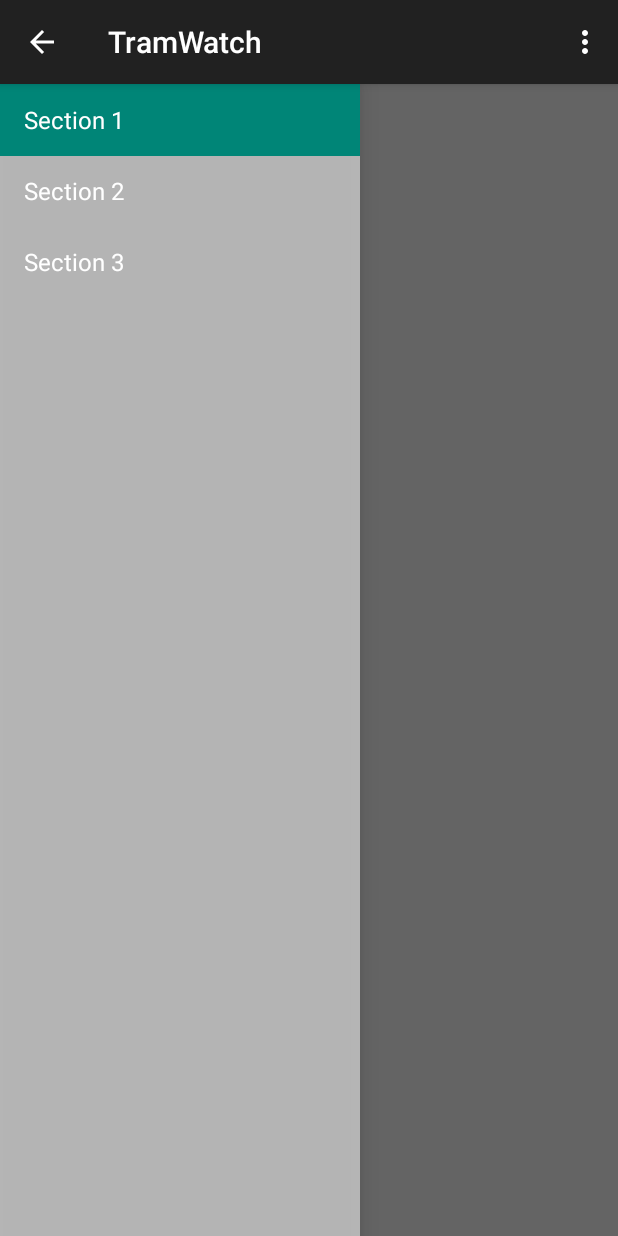
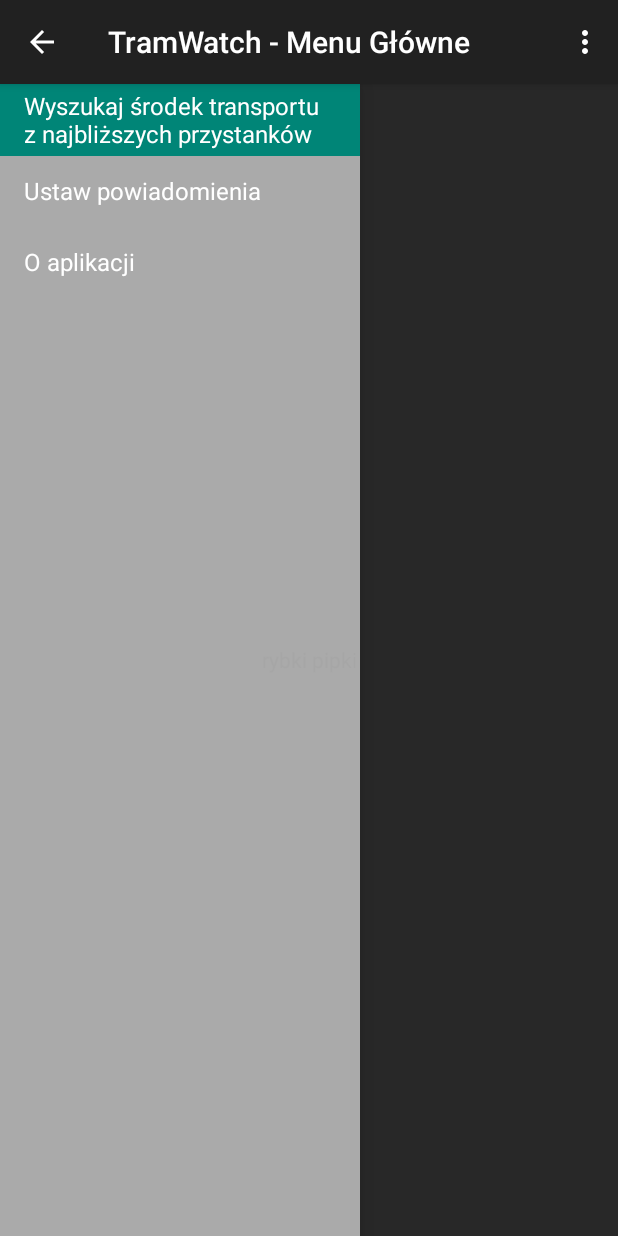
Before and after one commit to proszko1/TramWatch, an Android app: the screen it shows after launch (MainActivity), on a phone screen of 412 x 824 dp. Run offline under Robolectric (Android 15) with nearby library versions, the phone set to English and light mode, and no system bars; 2 statements that could not run were skipped.

Commit message:
Initial GUI

```diff
--- /dev/null
+++ b/app/src/main/java/ute15l/tramwatch/AboutFragment.java
@@ -0,0 +1,24 @@
+package ute15l.tramwatch;
+
+import android.os.Bundle;
+import android.support.v4.app.Fragment;
+import android.view.LayoutInflater;
+import android.view.View;
+import android.view.ViewGroup;
+
+/**
+ * Created by PAWEL on 2015-05-18.
+ */
+public class AboutFragment extends Fragment {
+
+    @Override
+    public void onActivityCreated(Bundle savedInstanceState) {
+        super.onActivityCreated(savedInstanceState);
+        setHasOptionsMenu(true);
+    }
+
+    @Override
+    public View onCreateView(LayoutInflater inflater, ViewGroup container,Bundle savedInstanceState) {
+        return inflater.inflate(R.layout.fragment_about, container, false);
+    }
+}
--- /dev/null
+++ b/app/src/main/java/ute15l/tramwatch/AddNotificationsFragment.java
@@ -0,0 +1,24 @@
+package ute15l.tramwatch;
+
+import android.os.Bundle;
+import android.support.v4.app.Fragment;
+import android.view.LayoutInflater;
+import android.view.View;
+import android.view.ViewGroup;
+
+/**
+ * Created by PAWEL on 2015-05-18.
+ */
+public class AddNotificationsFragment extends Fragment {
+
+    @Override
+    public void onActivityCreated(Bundle savedInstanceState) {
+        super.onActivityCreated(savedInstanceState);
+        setHasOptionsMenu(true);
+    }
+
+    @Override
+    public View onCreateView(LayoutInflater inflater, ViewGroup container,Bundle savedInstanceState) {
+        return inflater.inflate(R.layout.fragment_add_notifications, container, false);
+    }
+}
--- /dev/null
+++ b/app/src/main/java/ute15l/tramwatch/FindPublicTransportFragment.java
@@ -0,0 +1,86 @@
+package ute15l.tramwatch;
+
+
+import android.os.Bundle;
+import android.support.v4.app.Fragment;
+import android.support.v7.app.ActionBar;
+import android.support.v7.app.ActionBarActivity;
+import android.util.Log;
+import android.view.LayoutInflater;
+import android.view.Menu;
+import android.view.MenuInflater;
+import android.view.MenuItem;
+import android.view.View;
+import android.view.ViewGroup;
+import android.widget.TextView;
+import android.widget.Toast;
+
+/**
+ * Created by PAWEL on 2015-05-18.
+ */
+public class FindPublicTransportFragment extends Fragment {
+
+    public boolean isRefreshingData;
+    private Menu menu;
+    private MainActivity mainActivity;
+    private TextView opis;
+    @Override
+    public void onActivityCreated(Bundle savedInstanceState) {
+        super.onActivityCreated(savedInstanceState);
+        setHasOptionsMenu(true);
+        mainActivity = (MainActivity) getActivity();
+    }
+
+    @Override
+    public View onCreateView(LayoutInflater inflater, ViewGroup container,Bundle savedInstanceState) {
+        View view = inflater.inflate(R.layout.fragment_find_public_transport, container, false);
+        opis = (TextView) view.findViewById(R.id.texts);
+        return view;
+    }
+
+    @Override
+    public void onCreateOptionsMenu(Menu menu, MenuInflater inflater) {
+        if(!mainActivity.isDrawerOpen()){
+            this.menu = menu;
+            inflater.inflate(R.menu.main, menu);
+            setRefreshActionButtonState(isRefreshingData);
+            getActionBar().setTitle(R.string.find_public_transport_title);
+        }
+    }
+
+    private ActionBar getActionBar() {
+        return ((ActionBarActivity) getActivity()).getSupportActionBar();
+    }
+
+    @Override
+    public boolean onOptionsItemSelected(MenuItem item) {
+        int id = item.getItemId();
+        if (id == R.id.action_settings) {
+            return true;
+        }
+        if (id == R.id.refreshDataAction) {
+            refreshData();
+            return true;
+        }
+        return super.onOptionsItemSelected(item);
+    }
+
+    private void refreshData() {
+        setRefreshActionButtonState(isRefreshingData = true);
+        opis.setText("cycki");
+        Toast.makeText(getActivity(), R.string.refresh_data_alert, Toast.LENGTH_SHORT).show();
+    }
+
+    public void setRefreshActionButtonState(final boolean refreshing) {
+        if (menu != null) {
+            final MenuItem refreshItem = menu.findItem(R.id.refreshDataAction);
+            if (refreshItem != null) {
+                if (refreshing) {
+                    refreshItem.setActionView(R.layout.actionbar_loading);
+                } else {
+                    refreshItem.setActionView(null);
+                }
+            }
+        }
+    }
+}
--- a/app/src/main/java/ute15l/tramwatch/MainActivity.java
+++ b/app/src/main/java/ute15l/tramwatch/MainActivity.java
@@ -5,18 +5,15 @@ import android.support.v7.app.ActionBarActivity;
 import android.support.v7.app.ActionBar;
 import android.support.v4.app.Fragment;
 import android.support.v4.app.FragmentManager;
-import android.content.Context;
-import android.os.Build;
 import android.os.Bundle;
-import android.view.Gravity;
+import android.util.Log;
 import android.view.LayoutInflater;
 import android.view.Menu;
 import android.view.MenuItem;
 import android.view.View;
 import android.view.ViewGroup;
 import android.support.v4.widget.DrawerLayout;
-import android.widget.ArrayAdapter;
-import android.widget.TextView;
+import android.widget.Toast;
 
 
 public class MainActivity extends ActionBarActivity
@@ -27,46 +24,74 @@ public class MainActivity extends ActionBarActivity
      */
     private NavigationDrawerFragment mNavigationDrawerFragment;
 
+    private FindPublicTransportFragment findPublicTransportFragment;
+    private AboutFragment aboutFragment;
+    private AddNotificationsFragment addNotificationsFragment;
+
     /**
      * Used to store the last screen title. For use in {@link #restoreActionBar()}.
      */
     private CharSequence mTitle;
+    private Menu menu;
+
+    private boolean alreadyAdded;
 
     @Override
     protected void onCreate(Bundle savedInstanceState) {
         super.onCreate(savedInstanceState);
         setContentView(R.layout.activity_main);
 
-        mNavigationDrawerFragment = (NavigationDrawerFragment)
-                getSupportFragmentManager().findFragmentById(R.id.navigation_drawer);
+        mNavigationDrawerFragment = (NavigationDrawerFragment)getSupportFragmentManager().findFragmentById(R.id.navigation_drawer);
         mTitle = getTitle();
 
         // Set up the drawer.
         mNavigationDrawerFragment.setUp(
                 R.id.navigation_drawer,
                 (DrawerLayout) findViewById(R.id.drawer_layout));
+        Log.e("sd", "onCreate");
+
     }
 
     @Override
-    public void onNavigationDrawerItemSelected(int position) {
+    public void onNavigationDrawerItemSelected(int selectedPositionInDrawer) {
         // update the main content by replacing fragments
         FragmentManager fragmentManager = getSupportFragmentManager();
+        Log.e("sd", "try");
+    if(!alreadyAdded){
+        alreadyAdded = true;
         fragmentManager.beginTransaction()
-                .replace(R.id.container, PlaceholderFragment.newInstance(position + 1))
+                .add(R.id.container, findPublicTransportFragment = new FindPublicTransportFragment())
+                .add(R.id.container, addNotificationsFragment = new AddNotificationsFragment())
+                .add(R.id.container, aboutFragment = new AboutFragment())
                 .commit();
     }
+        fragmentManager.beginTransaction()
+                .hide(findPublicTransportFragment)
+                .hide(addNotificationsFragment)
+                .hide(aboutFragment)
+                .show(getProperFragment(selectedPositionInDrawer))
+                .commit();
+        Log.e("sd", "trys");
+    }
 
-    public void onSectionAttached(int number) {
-        switch (number) {
-            case 1:
-                mTitle = getString(R.string.title_section1);
-                break;
-            case 2:
-                mTitle = getString(R.string.title_section2);
-                break;
-            case 3:
-                mTitle = getString(R.string.title_section3);
-                break;
+    private Fragment getProperFragment(int selectedPositionInDrawer){
+        if(selectedPositionInDrawer == 0){
+            if (findPublicTransportFragment == null){
+                Log.e("sd", "publicnull");
+                findPublicTransportFragment = new FindPublicTransportFragment();
+            }
+            Log.e("sd", "wybrano");
+            return findPublicTransportFragment;
+        } else if (selectedPositionInDrawer == 1){
+            if (addNotificationsFragment == null){
+                addNotificationsFragment = new AddNotificationsFragment();
+            }
+            return addNotificationsFragment;
+        } else {
+            if(aboutFragment == null){
+                aboutFragment = new AboutFragment();
+            }
+            return  aboutFragment;
         }
     }
 
@@ -80,70 +105,25 @@ public class MainActivity extends ActionBarActivity
 
     @Override
     public boolean onCreateOptionsMenu(Menu menu) {
-        if (!mNavigationDrawerFragment.isDrawerOpen()) {
-            // Only show items in the action bar relevant to this screen
-            // if the drawer is not showing. Otherwise, let the drawer
-            // decide what to show in the action bar.
-            getMenuInflater().inflate(R.menu.main, menu);
-            restoreActionBar();
+        this.menu = menu;
+        if (!isDrawerOpen()) {
             return true;
         }
         return super.onCreateOptionsMenu(menu);
     }
 
+    public boolean isDrawerOpen(){
+        return mNavigationDrawerFragment.isDrawerOpen();
+    }
+
     @Override
     public boolean onOptionsItemSelected(MenuItem item) {
-        // Handle action bar item clicks here. The action bar will
-        // automatically handle clicks on the Home/Up button, so long
-        // as you specify a parent activity in AndroidManifest.xml.
         int id = item.getItemId();
 
         //noinspection SimplifiableIfStatement
         if (id == R.id.action_settings) {
             return true;
         }
-
         return super.onOptionsItemSelected(item);
     }
-
-    /**
-     * A placeholder fragment containing a simple view.
-     */
-    public static class PlaceholderFragment extends Fragment {
-        /**
-         * The fragment argument representing the section number for this
-         * fragment.
-         */
-        private static final String ARG_SECTION_NUMBER = "section_number";
-
-        /**
-         * Returns a new instance of this fragment for the given section
-         * number.
-         */
-        public static PlaceholderFragment newInstance(int sectionNumber) {
-            PlaceholderFragment fragment = new PlaceholderFragment();
-            Bundle args = new Bundle();
-            args.putInt(ARG_SECTION_NUMBER, sectionNumber);
-            fragment.setArguments(args);
-            return fragment;
-        }
-
-        public PlaceholderFragment() {
-        }
-
-        @Override
-        public View onCreateView(LayoutInflater inflater, ViewGroup container,
-                                 Bundle savedInstanceState) {
-            View rootView = inflater.inflate(R.layout.fragment_main, container, false);
-            return rootView;
-        }
-
-        @Override
-        public void onAttach(Activity activity) {
-            super.onAttach(activity);
-            ((MainActivity) activity).onSectionAttached(
-                    getArguments().getInt(ARG_SECTION_NUMBER));
-        }
-    }
-
 }
--- a/app/src/main/java/ute15l/tramwatch/NavigationDrawerFragment.java
+++ b/app/src/main/java/ute15l/tramwatch/NavigationDrawerFragment.java
@@ -11,6 +11,7 @@ import android.content.SharedPreferences;
 import android.content.res.Configuration;
 import android.os.Bundle;
 import android.preference.PreferenceManager;
+import android.util.Log;
 import android.view.LayoutInflater;
 import android.view.Menu;
 import android.view.MenuInflater;
@@ -53,6 +54,8 @@ public class NavigationDrawerFragment extends Fragment {
     private DrawerLayout mDrawerLayout;
     private ListView mDrawerListView;
     private View mFragmentContainerView;
+
+    private Menu menu;
 
     private int mCurrentSelectedPosition = 0;
     private boolean mFromSavedInstanceState;
@@ -102,9 +105,9 @@ public class NavigationDrawerFragment extends Fragment {
                 android.R.layout.simple_list_item_activated_1,
                 android.R.id.text1,
                 new String[]{
-                        getString(R.string.title_section1),
-                        getString(R.string.title_section2),
-                        getString(R.string.title_section3),
+                        getString(R.string.title_section_1_find_public_transport),
+                        getString(R.string.title_section_2_set_notafications),
+                        getString(R.string.title_section_3_about),
                 }));
         mDrawerListView.setItemChecked(mCurrentSelectedPosition, true);
         return mDrawerListView;
@@ -234,6 +237,9 @@ public class NavigationDrawerFragment extends Fragment {
     public void onCreateOptionsMenu(Menu menu, MenuInflater inflater) {
         // If the drawer is open, show the global app actions in the action bar. See also
         // showGlobalContextActionBar, which controls the top-left area of the action bar.
+        this.menu = menu;
+        inflater.inflate(R.menu.global, menu);
+        showGlobalContextActionBar();
         if (mDrawerLayout != null && isDrawerOpen()) {
             inflater.inflate(R.menu.global, menu);
             showGlobalContextActionBar();
@@ -246,12 +252,6 @@ public class NavigationDrawerFragment extends Fragment {
         if (mDrawerToggle.onOptionsItemSelected(item)) {
             return true;
         }
-
-        if (item.getItemId() == R.id.action_example) {
-            Toast.makeText(getActivity(), "Example action.", Toast.LENGTH_SHORT).show();
-            return true;
-        }
-
         return super.onOptionsItemSelected(item);
     }
 
@@ -263,7 +263,7 @@ public class NavigationDrawerFragment extends Fragment {
         ActionBar actionBar = getActionBar();
         actionBar.setDisplayShowTitleEnabled(true);
         actionBar.setNavigationMode(ActionBar.NAVIGATION_MODE_STANDARD);
-        actionBar.setTitle(R.string.app_name);
+        actionBar.setTitle(R.string.main_menu_name);
     }
 
     private ActionBar getActionBar() {
--- a/app/src/main/res/layout/activity_main.xml
+++ b/app/src/main/res/layout/activity_main.xml
@@ -16,6 +16,8 @@
          android:layout_gravity="left" instead. -->
     <!-- The drawer is given a fixed width in dp and extends the full height of
          the container. -->
+    <TextView android:layout_width="wrap_content"
+    android:layout_height="wrap_content" />
     <fragment android:id="@+id/navigation_drawer"
         android:layout_width="@dimen/navigation_drawer_width" android:layout_height="match_parent"
         android:layout_gravity="start" android:name="ute15l.tramwatch.NavigationDrawerFragment"
--- a/app/src/main/res/layout/fragment_main.xml
+++ b/app/src/main/res/layout/fragment_main.xml
@@ -8,5 +8,4 @@
 
     <TextView android:id="@+id/section_label" android:layout_width="wrap_content"
         android:layout_height="wrap_content" />
-
 </RelativeLayout>
--- a/app/src/main/res/menu/main.xml
+++ b/app/src/main/res/menu/main.xml
@@ -1,8 +1,9 @@
 <menu xmlns:android="http://schemas.android.com/apk/res/android"
     xmlns:app="http://schemas.android.com/apk/res-auto"
     xmlns:tools="http://schemas.android.com/tools" tools:context=".MainActivity">
-    <item android:id="@+id/action_example" android:title="@string/action_example"
-        app:showAsAction="withText|ifRoom" />
+    <item android:id="@+id/refreshDataAction" android:title="@string/refresh_data_action_description"
+        android:icon="@drawable/custom_ic_menu_refresh"
+        app:showAsAction="always"/>
     <item android:id="@+id/action_settings" android:title="@string/action_settings"
         android:orderInCategory="100" app:showAsAction="never" />
 </menu>
--- a/app/src/main/res/values/strings.xml
+++ b/app/src/main/res/values/strings.xml
@@ -1,14 +1,17 @@
 <resources>
     <string name="app_name">TramWatch</string>
+    <string name="main_menu_name">TramWatch - Menu Główne</string>
 
-    <string name="title_section1">Section 1</string>
-    <string name="title_section2">Section 2</string>
-    <string name="title_section3">Section 3</string>
+    <string name="navigation_drawer_open">Otwórz pasek menu</string>
+    <string name="navigation_drawer_close">Zamknij pasek menu</string>
 
-    <string name="navigation_drawer_open">Open navigation drawer</string>
-    <string name="navigation_drawer_close">Close navigation drawer</string>
+    <string name="title_section_1_find_public_transport">Wyszukaj środek transportu z najbliższych przystanków</string>
+    <string name="title_section_2_set_notafications">Ustaw powiadomienia</string>
+    <string name="title_section_3_about">O aplikacji</string>
 
-    <string name="action_example">Example action</string>
+    <string name="find_public_transport_title">Odjazdy</string>
+    <string name="refresh_data_action_description">Odswież dane</string>
+    <string name="refresh_data_alert">Odświeżanie danych...</string>
 
     <string name="action_settings">Settings</string>
 </resources>
```
Also changed, not shown: app/src/main/res/layout/actionbar_loading.xml (added, +9 -0 lines), app/src/main/res/layout/fragment_about.xml (added, +11 -0 lines), app/src/main/res/layout/fragment_add_notifications.xml (added, +11 -0 lines), app/src/main/res/layout/fragment_find_public_transport.xml (added, +12 -0 lines), app/src/main/res/layout/fragment_navigation_drawer.xml (+8 -4 lines).
